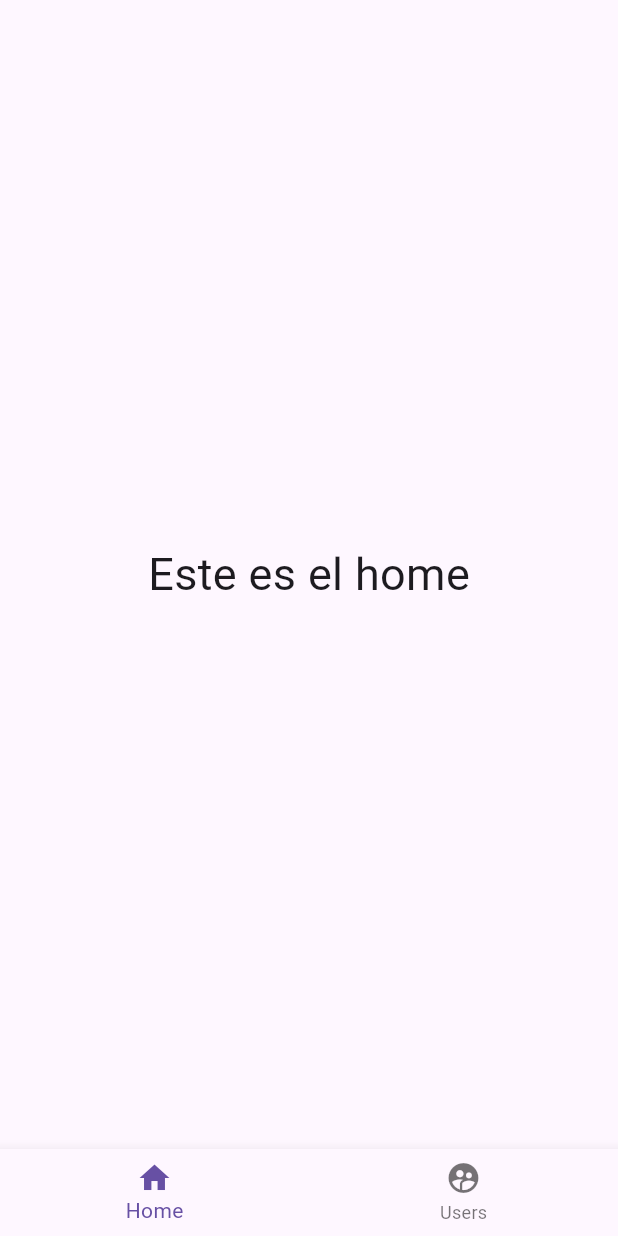
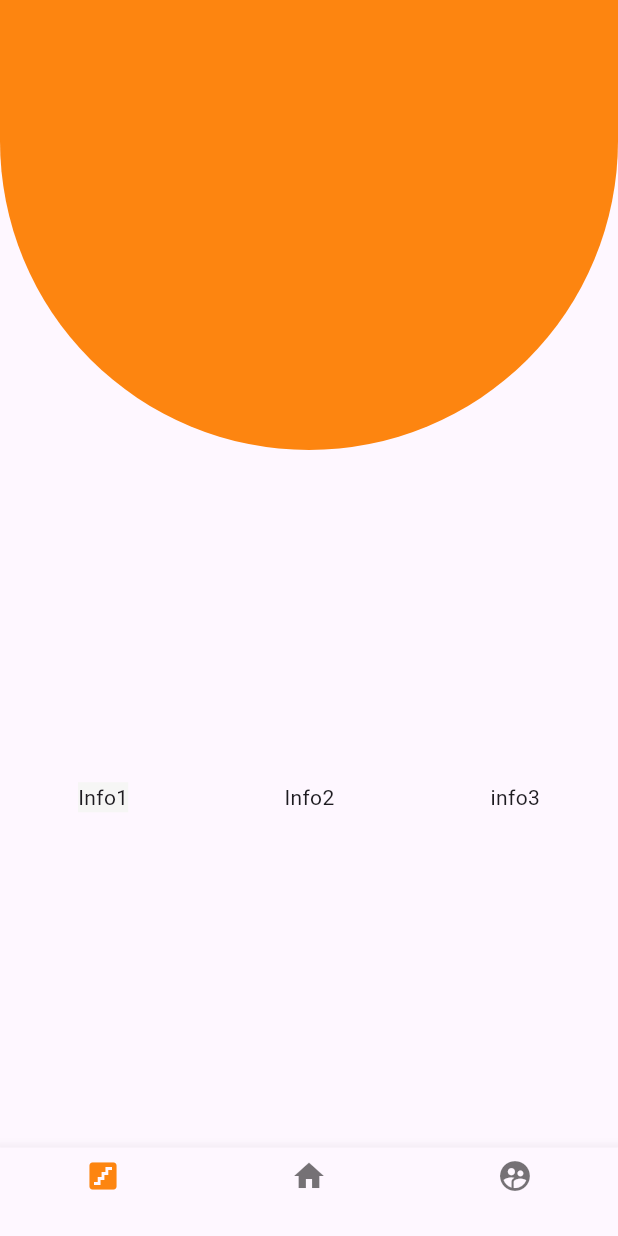
Before and after one commit to danielrobl3s/ojabioapp1, a Flutter app: the screen it shows after launch, on a phone screen of 412 x 824 dp. Run offline on Flutter 3.47's test engine with Material 3 defaults, Android fonts, the phone set to English and light mode, and no system bars.

Commit message:
primera fase de interfaz de usuario

```diff
--- /dev/null
+++ b/lib/body.dart
@@ -0,0 +1,26 @@
+import 'package:flutter/material.dart';
+
+class body extends StatelessWidget {
+  const body({super.key});
+
+  @override
+  Widget build(BuildContext context) {
+    return Container(
+      child: Align(
+        alignment: AlignmentDirectional(0, 0.4),
+        child: Row(
+          mainAxisSize: MainAxisSize.max,
+          mainAxisAlignment: MainAxisAlignment.spaceAround,
+          crossAxisAlignment: CrossAxisAlignment.center,
+          children: <Widget>[
+            Container(
+                color: Color.fromARGB(255, 246, 246, 245),
+                child: Text("Info1")),
+            Text("Info2"),
+            Text("info3")
+          ],
+        ),
+      ),
+    );
+  }
+}
--- a/lib/main.dart
+++ b/lib/main.dart
@@ -1,5 +1,6 @@
 import 'package:app1_octavio/pages/paginaHome.dart';
 import 'package:app1_octavio/pages/paginaUsers.dart';
+import 'package:app1_octavio/pages/stairs.dart';
 import 'package:flutter/material.dart';
 
 void main() => runApp(Myapp());
@@ -14,7 +15,7 @@ class Myapp extends StatefulWidget {
 class _MyappState extends State<Myapp> {
   int _paginaActual = 0;
 
-  List<Widget> _paginas = [paginaHome(), paginaUsers()];
+  List<Widget> _paginas = [paginaHome(), stairs(), paginaUsers()];
 
   @override
   Widget build(BuildContext context) {
@@ -24,6 +25,7 @@ class _MyappState extends State<Myapp> {
       home: Scaffold(
         body: _paginas[_paginaActual],
         bottomNavigationBar: BottomNavigationBar(
+          fixedColor: Color.fromRGBO(253, 133, 16, 1),
           onTap: (index) {
             setState(() {
               _paginaActual = index;
@@ -31,9 +33,10 @@ class _MyappState extends State<Myapp> {
           },
           currentIndex: _paginaActual,
           items: [
-            BottomNavigationBarItem(icon: Icon(Icons.home), label: "Home"),
+            BottomNavigationBarItem(icon: Icon(Icons.stairs), label: ""),
+            BottomNavigationBarItem(icon: Icon(Icons.home), label: ""),
             BottomNavigationBarItem(
-                icon: Icon(Icons.supervised_user_circle), label: "Users")
+                icon: Icon(Icons.supervised_user_circle), label: ""),
           ],
         ),
       ),
--- a/lib/pages/paginaHome.dart
+++ b/lib/pages/paginaHome.dart
@@ -1,15 +1,26 @@
 import 'package:flutter/material.dart';
+import 'package:app1_octavio/top.dart';
+import 'package:app1_octavio/body.dart';
 
 class paginaHome extends StatelessWidget {
   const paginaHome({super.key});
 
   @override
   Widget build(BuildContext context) {
-    return Center(
-      child: Text(
-        "Este es el home",
-        style: TextStyle(fontSize: 30),
-      ),
+    return Stack(
+      children: [top(), body()],
     );
   }
 }
+
+Widget espacio() {
+  return SizedBox(
+    height: 200,
+  );
+}
+
+Widget ancho() {
+  return SizedBox(
+    width: 50,
+  );
+}
--- /dev/null
+++ b/lib/pages/stairs.dart
@@ -0,0 +1,12 @@
+import 'package:flutter/material.dart';
+
+class stairs extends StatelessWidget {
+  const stairs({super.key});
+
+  @override
+  Widget build(BuildContext context) {
+    return Center(
+      child: Text("Hola"),
+    );
+  }
+}
--- /dev/null
+++ b/lib/top.dart
@@ -0,0 +1,16 @@
+import 'package:flutter/material.dart';
+
+class top extends StatelessWidget {
+  const top({super.key});
+
+  @override
+  Widget build(BuildContext context) {
+    return Container(
+        height: 300,
+        decoration: BoxDecoration(
+            color: Color.fromRGBO(253, 133, 16, 1),
+            borderRadius: BorderRadius.only(
+                bottomRight: Radius.elliptical(280, 280),
+                bottomLeft: Radius.elliptical(280, 280))));
+  }
+}
```
